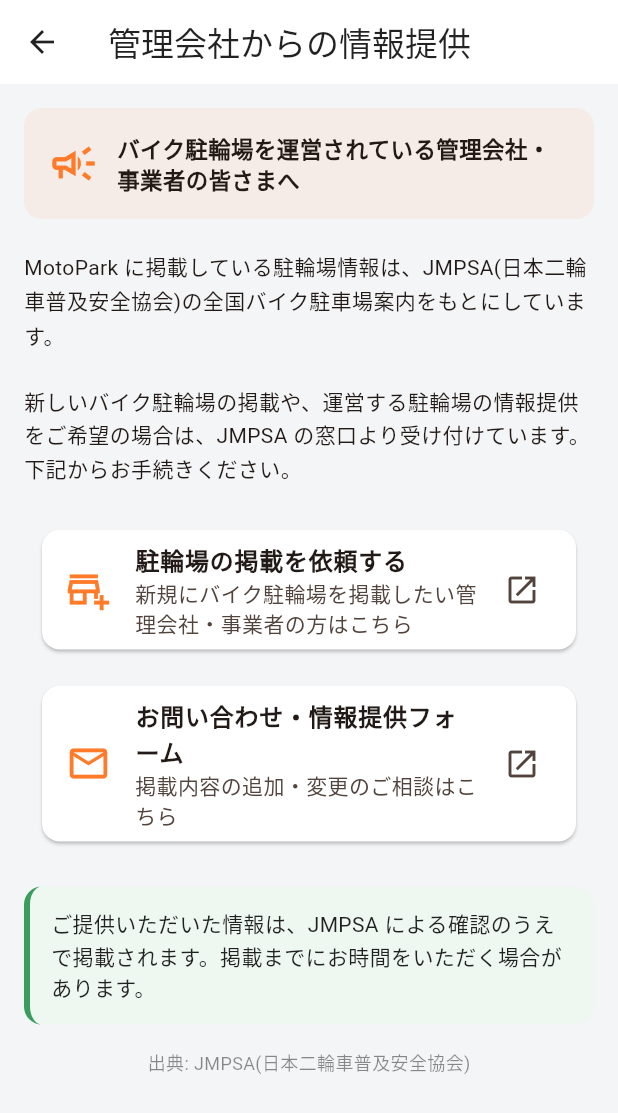
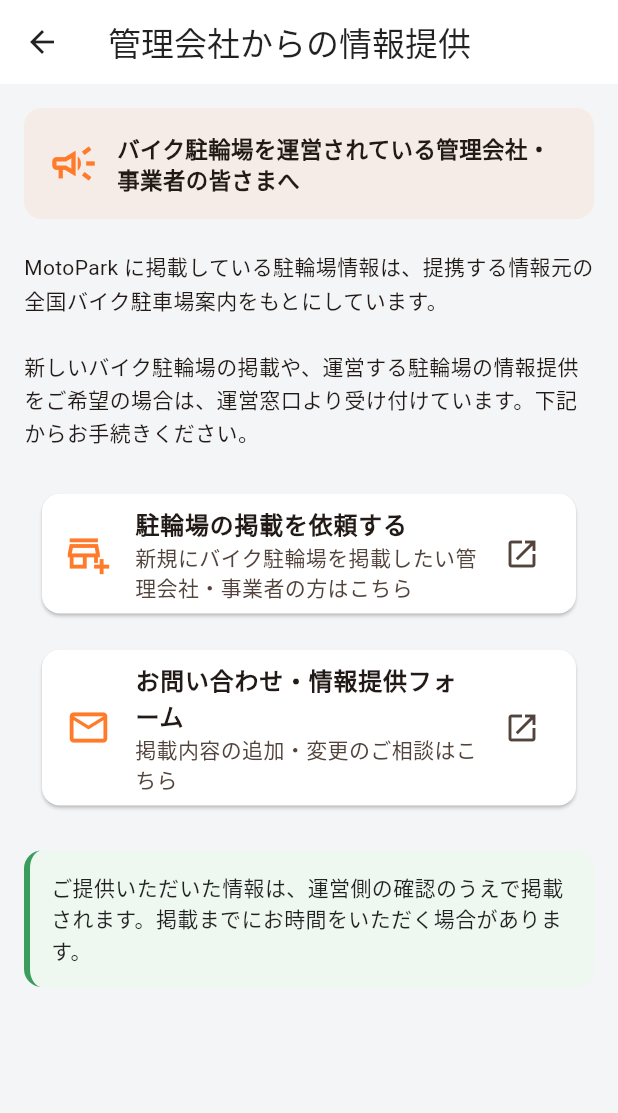
Before and after one commit to NaaOs/moto_park, a Flutter app: the InfoProvisionScreen screen opened directly, on a phone screen of 412 x 824 dp. Shown: the top 1113 px of the screen. Run offline on Flutter 3.47's test engine with Material 3 defaults, Android fonts, the phone set to English and light mode, and no system bars; our stand-ins replace flutter_map, geolocator, google_maps_flutter, latlong2, share_plus, shared_preferences; accounts and stored records are empty; network calls fail.

Commit message:
Remove data-source attribution text from screens and source
Strip the readable organization name and JMPSA wording from UI strings, comments, README, web meta, and the source-attribution labels. Keep functional identifiers only (class/file names, data IDs, createdBy, JMPSA_PROXY env var, jmpsa.or.jp endpoint URLs). Neutral wording: 提携データ提供元 / データ提供元 / 運営窓口 / 全国データ.

Co-Authored-By: Claude Opus 4.8 <noreply@anthropic.com>

```diff
--- a/lib/models/parking_spot.dart
+++ b/lib/models/parking_spot.dart
@@ -1,7 +1,7 @@
 /// 路面状況。土・砂利はスタンドが沈んで転倒するリスクがあるためライダーには重要な情報。
 enum GroundSurface { asphalt, gravel, soil, unknown }
 
-/// 料金区分。JMPSA(日本二輪車普及安全協会)の駐車場検索が採用する区分に合わせる。
+/// 料金区分。提携データの駐車場検索が採用する区分に合わせる。
 /// 本アプリでは「時間貸し」のみを地図に表示する。
 enum PricingType { hourly, monthly }
 
@@ -30,7 +30,7 @@ PricingType pricingTypeFromString(String? value) {
 String pricingTypeToString(PricingType type) => type.name;
 
 /// バイク種別・車両制限の文言から、駐輪可能な排気量範囲(下限min・上限max, 0=制限なし)を導く。
-/// JMPSAの「バイク種別」(例:125cc以下)を優先し、無ければ「車両制限」の文章から抽出する。
+/// 「バイク種別」(例:125cc以下)を優先し、無ければ「車両制限」の文章から抽出する。
 ({int min, int max}) deriveDisplacementRange({String? bikeType, String? vehicleRestriction}) {
   final bt = bikeType?.trim();
   if (bt != null && bt.isNotEmpty) {
@@ -149,7 +149,7 @@ class ParkingSpot {
   final PricingType pricingType; // 時間貸し / 月極(本アプリは時間貸しのみ表示)
   final String feeDescription; // 料金の説明(例: 100円/60分)
   final String closedDays; // 定休日・休業情報(例: なし(年中無休))
-  final String? infoUrl; // 詳細情報の参照元(JMPSAの駐車場検索など)
+  final String? infoUrl; // 詳細情報の参照元(提携データの駐車場検索など)
   final List<String> photoUrls;
   final String? streetViewUrl; // 進入路確認用
   final SpotStatus status;
@@ -157,7 +157,7 @@ class ParkingSpot {
   final String createdBy;
   final DateTime? createdAt;
 
-  /// JMPSA詳細ページの各項目(ラベル→値)。harvest時に焼き込む。
+  /// 詳細ページの各項目(ラベル→値)。harvest時に焼き込む。
   /// 例: TEL / 駐車場形態 / 利用可能時間 / 料金（時間貸） / 収容台数 /
   ///     車両制限 / バイク種別 / 管理会社 / 最終更新日。
   final Map<String, String> details;
@@ -187,11 +187,11 @@ class ParkingSpot {
     this.reservationUrl,
   });
 
-  /// 予約が必要かどうか。JMPSAデータでは予約制の施設名が「【予約制：◯◯】」で
+  /// 予約が必要かどうか。データ上、予約制の施設名が「【予約制：◯◯】」で
   /// 始まるため、名称から判定する(akippa・特P・いつでもニリーン等)。
   bool get requiresReservation => name.contains('予約制');
 
-  // ── JMPSA詳細項目へのアクセサ(無ければ null) ──
+  // ── 詳細項目へのアクセサ(無ければ null) ──
   String? get tel => _detail('TEL');
   String? get parkingType => _detail('駐車場形態'); // 駐車場形態(時間貸 等)
   String? get availableHours => _detail('利用可能時間');
--- a/lib/screens/info_provision_screen.dart
+++ b/lib/screens/info_provision_screen.dart
@@ -6,13 +6,13 @@ import '../theme/app_theme.dart';
 /// 「管理会社からの情報提供」案内ページ。
 ///
 /// 駐輪場の管理会社・運営者が、新規掲載や情報提供を行うための窓口を案内する。
-/// 掲載・情報提供はJMPSA(日本二輪車普及安全協会)が受け付けている。
+/// 掲載・情報提供は運営窓口が受け付けている。
 class InfoProvisionScreen extends StatelessWidget {
   const InfoProvisionScreen({super.key});
 
-  // JMPSA「バイク駐車場の掲載依頼」ページ。
+  // 「バイク駐車場の掲載依頼」ページ。
   static const _registerUrl = 'https://www.jmpsa.or.jp/society/parking/register.html';
-  // JMPSA「掲載依頼・掲載内容の変更」フォーム。
+  // 「掲載依頼・掲載内容の変更」フォーム。
   static const _contactUrl = 'https://www.jmpsa.or.jp/contact/form/index_18.html';
 
   Future<void> _open(String url) =>
@@ -46,10 +46,10 @@ class InfoProvisionScreen extends StatelessWidget {
           ),
           const SizedBox(height: 20),
           const Text(
-            'MotoPark に掲載している駐輪場情報は、JMPSA(日本二輪車普及安全協会)の'
+            'MotoPark に掲載している駐輪場情報は、提携する情報元の'
             '全国バイク駐車場案内をもとにしています。\n\n'
             '新しいバイク駐輪場の掲載や、運営する駐輪場の情報提供をご希望の場合は、'
-            'JMPSA の窓口より受け付けています。下記からお手続きください。',
+            '運営窓口より受け付けています。下記からお手続きください。',
             style: TextStyle(height: 1.6),
           ),
           const SizedBox(height: 24),
@@ -77,16 +77,9 @@ class InfoProvisionScreen extends StatelessWidget {
               border: const Border(left: BorderSide(color: Color(0xFF3A9D5D), width: 4)),
             ),
             child: const Text(
-              'ご提供いただいた情報は、JMPSA による確認のうえで掲載されます。'
+              'ご提供いただいた情報は、運営側の確認のうえで掲載されます。'
               '掲載までにお時間をいただく場合があります。',
               style: TextStyle(height: 1.5, color: Colors.black87),
-            ),
-          ),
-          const SizedBox(height: 16),
-          const Center(
-            child: Text(
-              '出典: JMPSA(日本二輪車普及安全協会)',
-              style: TextStyle(fontSize: 12, color: Colors.black45),
             ),
           ),
         ],
--- a/lib/screens/map_screen.dart
+++ b/lib/screens/map_screen.dart
@@ -24,7 +24,7 @@ import 'spot_detail_screen.dart';
 /// Windows では flutter_map(OpenStreetMap) を使用し、
 /// Web では google_maps_flutter を使用する。
 ///
-/// 全国JMPSAデータ(4〜5万件)を同梱しているため、地図には「表示領域内」かつ
+/// 全国の駐輪場データ(4〜5万件)を同梱しているため、地図には「表示領域内」かつ
 /// 「一定ズーム以上」のマーカーのみを描画し、最大件数で打ち切ることで
 /// 描画負荷を抑える(ビューポートカリング)。
 class MapScreen extends StatefulWidget {
@@ -336,7 +336,7 @@ class _MapScreenState extends State<MapScreen> {
                           bottom: 110,
                           left: 0,
                           right: 0,
-                          child: Center(child: _LoadingPill(text: 'JMPSAから最新情報を取得中…')),
+                          child: Center(child: _LoadingPill(text: '最新情報を取得中…')),
                         ),
                       Positioned(
                         bottom: 16,
--- a/lib/screens/spot_detail_screen.dart
+++ b/lib/screens/spot_detail_screen.dart
@@ -21,7 +21,7 @@ const _updateRequestFormUrl =
 /// 駐輪場の詳細画面。
 /// 料金・対応条件・経路案内連携・進入路ストリートビュー・通報をここに集約する。
 ///
-/// JMPSA由来のスポットは、開いたときに詳細ページを遅延取得して
+/// 同梱データ由来のスポットは、開いたときに詳細ページを遅延取得して
 /// 備考(予約案内・予約URL)と写真を追加表示する。
 class SpotDetailScreen extends StatefulWidget {
   const SpotDetailScreen({super.key, required this.spot});
@@ -157,7 +157,7 @@ class _SpotDetailScreenState extends State<SpotDetailScreen> {
             icon: const Icon(Icons.flag_outlined),
             label: const Text('情報の誤りを報告する'),
           ),
-          // ページ最下部に外部リンク(JMPSA掲載ページ・更新/削除依頼)をまとめる。
+          // ページ最下部に外部リンク(掲載元ページ・更新/削除依頼)をまとめる。
           if (spot.infoUrl != null) ...[
             const SizedBox(height: 16),
             _ReferenceCard(url: spot.infoUrl!),
@@ -329,7 +329,7 @@ class _SpotDetailScreenState extends State<SpotDetailScreen> {
   }
 }
 
-/// JMPSA詳細ページの項目(バイク種別・車両制限・収容台数・利用可能時間)を表示するカード。
+/// 詳細ページの項目(バイク種別・車両制限・収容台数・利用可能時間)を表示するカード。
 /// 値が取得できた項目のみ表示し、何も無ければ表示しない。
 class _JmpsaDetailCard extends StatelessWidget {
   const _JmpsaDetailCard({required this.detail});
@@ -528,7 +528,7 @@ class _ReferenceCard extends StatelessWidget {
     return Card(
       child: ListTile(
         leading: const Icon(Icons.fact_check_outlined, size: 30, color: AppTheme.accent),
-        title: const Text('JMPSAで最新の駐車場情報を確認'),
+        title: const Text('最新の駐車場情報を確認'),
         subtitle: const Text('料金・営業時間は現状と異なる場合があります'),
         trailing: const Icon(Icons.open_in_new),
         onTap: () => launchUrl(Uri.parse(url), mode: LaunchMode.externalApplication),
--- a/lib/screens/update_request_screen.dart
+++ b/lib/screens/update_request_screen.dart
@@ -7,15 +7,15 @@ import '../theme/app_theme.dart';
 
 /// 掲載情報の「更新・削除依頼」案内ページ。
 ///
-/// 当アプリの駐輪場データはJMPSA(日本二輪車普及安全協会)および各管理会社が
+/// 当アプリの駐輪場データは提携する情報元および各管理会社が
 /// 掲載・運営している。情報の変更・閉鎖・削除の依頼は、原則として
-/// 管理会社へ直接連絡するか、JMPSAの掲載内容変更フォームから行う。
+/// 管理会社へ直接連絡するか、掲載内容変更フォームから行う。
 class UpdateRequestScreen extends StatelessWidget {
   const UpdateRequestScreen({super.key, required this.spot});
 
   final ParkingSpot spot;
 
-  // JMPSA「掲載依頼・掲載内容の変更」窓口。
+  // 「掲載依頼・掲載内容の変更」窓口。
   static const _changeFormUrl = 'https://www.jmpsa.or.jp/contact/form/index_18.html';
 
   Future<void> _open(String url) =>
@@ -76,16 +76,16 @@ class UpdateRequestScreen extends StatelessWidget {
           if (company == null && tel == null)
             const Text(
               '※ この駐輪場には管理会社・電話番号の掲載がありません。'
-              '下記のJMPSA窓口からご依頼ください。',
+              '下記の窓口からご依頼ください。',
               style: TextStyle(color: Colors.black54),
             ),
 
           const SizedBox(height: 24),
-          // ── JMPSA窓口 ──
-          const _SectionTitle(icon: Icons.mark_email_read_outlined, text: '② JMPSAの窓口から依頼する'),
+          // ── 運営窓口 ──
+          const _SectionTitle(icon: Icons.mark_email_read_outlined, text: '② 運営窓口から依頼する'),
           const SizedBox(height: 8),
           const Text(
-            '掲載内容の変更・駐輪場の削除(閉鎖)依頼は、JMPSAの「掲載依頼・掲載内容の変更」'
+            '掲載内容の変更・駐輪場の削除(閉鎖)依頼は、「掲載依頼・掲載内容の変更」'
             'フォームから受け付けています。',
             style: TextStyle(height: 1.5),
           ),
@@ -105,7 +105,7 @@ class UpdateRequestScreen extends StatelessWidget {
               style: OutlinedButton.styleFrom(minimumSize: const Size.fromHeight(52)),
               onPressed: () => _open(spot.infoUrl!),
               icon: const Icon(Icons.fact_check_outlined),
-              label: const Text('この駐輪場のJMPSA掲載ページを開く'),
+              label: const Text('この駐輪場の掲載ページを開く'),
             ),
           ],
 
--- a/lib/services/jmpsa_dataset.dart
+++ b/lib/services/jmpsa_dataset.dart
@@ -5,7 +5,7 @@ import 'package:flutter/services.dart' show rootBundle;
 
 import '../models/parking_spot.dart';
 
-/// harvest 済みの全国JMPSA駐輪場データ(assets/jmpsa_spots.json)を
+/// harvest 済みの全国駐輪場データ(assets/jmpsa_spots.json)を
 /// 読み取り専用でメモリにロードするデータセット。
 ///
 /// 約3.9万件・24MB規模のため SharedPreferences には保存せず、起動時に
--- a/lib/widgets/filter_sheet.dart
+++ b/lib/widgets/filter_sheet.dart
@@ -33,7 +33,7 @@ class FilterSheet extends StatefulWidget {
 class _FilterSheetState extends State<FilterSheet> {
   late SpotFilter _filter;
 
-  // 排気量フィルタ(JMPSAの区分に合わせる)。value=そのクラスの代表排気量で、
+  // 排気量フィルタ(同梱データの区分に合わせる)。value=そのクラスの代表排気量で、
   // その排気量を受け入れる駐輪場のみ表示する。指定なしは全件表示。
   static const _ccOptions = <({String label, int? value})>[
     (label: '指定なし', value: null),
--- a/pubspec.yaml
+++ b/pubspec.yaml
@@ -52,7 +52,7 @@ dependencies:
   # 駐輪場の共有(Web Share API / 各OSの共有シート。失敗時はクリップボードへフォールバック)
   share_plus: ^10.1.4
 
-  # JMPSA(日本二輪車普及安全協会)の駐車場検索から最新データを動的取得する
+  # 提携データ提供元の駐車場検索から最新データを動的取得する
   http: ^1.2.2
 
   # State management
@@ -102,7 +102,7 @@ flutter:
   # 初回起動時に読み込むサンプル駐輪場データ
   assets:
     - assets/seed_spots.json
-    # JMPSAから一括取得した全国の時間貸し駐輪場データ(tool/harvest_jmpsa.dartで生成)
+    # 一括取得した全国の時間貸し駐輪場データ(tool/harvest_jmpsa.dartで生成)
     - assets/jmpsa_spots.json
 
   # An image asset can refer to one or more resolution-specific "variants", see
--- a/tool/enrich_details.dart
+++ b/tool/enrich_details.dart
@@ -1,4 +1,4 @@
-// assets/jmpsa_spots.json の各スポットに、JMPSA詳細ページの全項目を焼き込む。
+// assets/jmpsa_spots.json の各スポットに、詳細ページの全項目を焼き込む。
 //
 // 取得・保存する項目:
 //   TEL / 駐車場形態 / 利用可能時間 / 料金（時間貸） / 収容台数 /
--- a/tool/harvest_jmpsa.dart
+++ b/tool/harvest_jmpsa.dart
@@ -1,4 +1,4 @@
-// JMPSA(日本二輪車普及安全協会)の全国バイク駐車場案内から、
+// 提携データ提供元の全国バイク駐車場案内から、
 // 全47都道府県の時間貸し駐輪場データを一括取得し、
 // assets/jmpsa_spots.json にまとめて書き出すワンタイムのharvestスクリプト。
 //
@@ -76,7 +76,7 @@ Future<void> main() async {
       for (final s in _service.parseHtml(html)) {
         all.putIfAbsent(s.id, () => s);
       }
-      // JMPSAサーバーへの配慮としてページ間に小休止を入れる。
+      // 提供元サーバーへの配慮としてページ間に小休止を入れる。
       await Future.delayed(const Duration(milliseconds: 120));
     }
     await _log(
```
Also changed, not shown: lib/services/jmpsa_parking_service.dart (+6 -6 lines), 5 other files.
